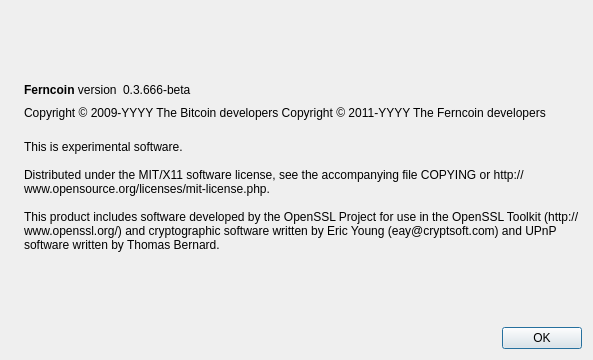
Above: src/qt/forms/aboutdialog.ui from Ckaeboy22/ferncoin before the change. Below: the same form after it.
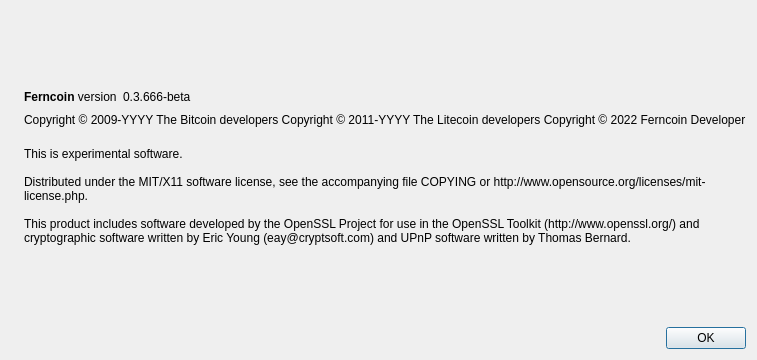
That is the form after the change. Icons and pictures are not drawn.

The edit to the form file:
```diff
--- a/src/qt/forms/aboutdialog.ui
+++ b/src/qt/forms/aboutdialog.ui
@@ -92,7 +92,8 @@
        </property>
        <property name="text">
         <string notr="true">Copyright &amp;copy; 2009-YYYY The Bitcoin developers
-Copyright &amp;copy; 2011-YYYY The Ferncoin developers</string>
+Copyright &amp;copy; 2011-YYYY The Litecoin developers
+Copyright &amp;copy; 2022 Ferncoin Developer</string>
        </property>
        <property name="textFormat">
         <enum>Qt::RichText</enum>
```
